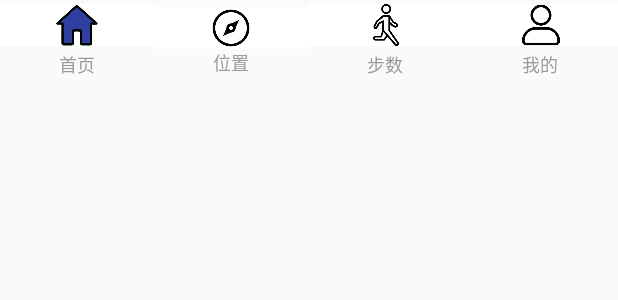
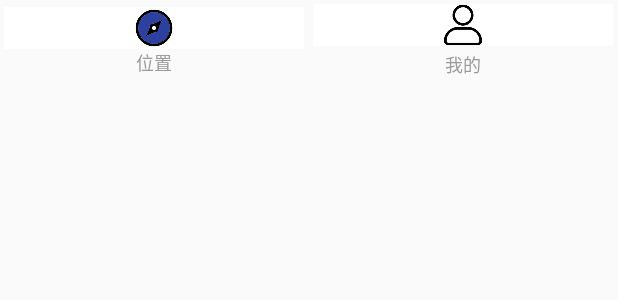
Before and after one commit to wongnoubo/oldmancare, an Android app: the layout bottom.xml on its own in the app's theme, with its tools: preview values and no code run, on a phone screen of 412 x 824 dp. Shown: the top 300 px of the screen. Run offline under Robolectric (Android 15) with nearby library versions, the phone set to English and light mode, and no system bars.

Commit message:
temp push

```diff
--- a/app/src/main/res/drawable/tab_location.xml
+++ b/app/src/main/res/drawable/tab_location.xml
@@ -1,6 +1,6 @@
 <?xml version="1.0" encoding="utf-8"?>
 <selector xmlns:android="http://schemas.android.com/apk/res/android">
-    <item android:drawable="@drawable/faxian" android:state_selected="true"></item>
-    <item android:drawable="@drawable/faxian"></item>
+    <item android:drawable="@drawable/faxian_press" android:state_selected="true"></item>
+    <item android:drawable="@drawable/faxian_press"></item>
 
 </selector>
--- a/app/src/main/res/layout/bottom.xml
+++ b/app/src/main/res/layout/bottom.xml
@@ -4,37 +4,6 @@
     android:layout_height="55dp"
     android:gravity="center"
     >
-    <LinearLayout
-        android:id="@+id/tab_homepage"
-        android:layout_width="0dp"
-        android:layout_height="match_parent"
-        android:layout_weight="1"
-        android:gravity="center"
-        android:orientation="vertical"
-        >
-        <ImageButton
-            android:id="@+id/tab_homepage_img"
-            android:layout_width="wrap_content"
-            android:layout_height="28dp"
-            android:layout_centerHorizontal="true"
-            android:background="#ffffff"
-            android:focusable="false"
-            android:scaleType="centerInside"
-            android:src="@drawable/tab_homepage"
-            />
-        <TextView
-            android:id="@+id/tab_homapage_text"
-            android:layout_width="wrap_content"
-            android:layout_height="wrap_content"
-            android:layout_below="@id/tab_homepage_img"
-            android:layout_centerHorizontal="true"
-            android:layout_marginTop="3dp"
-            android:gravity="center_vertical"
-            android:text="@string/tab_homepage"
-            android:textColor="#9A9A9A"
-            android:textSize="12sp"
-            />
-    </LinearLayout>
     <LinearLayout
         android:id="@+id/tab_address"
         android:layout_width="0dp"
@@ -63,37 +32,6 @@
             android:textSize="12sp"
             android:layout_alignParentBottom="true"
             android:layout_centerHorizontal="true" />
-    </LinearLayout>
-    <LinearLayout
-        android:id="@+id/tab_step"
-        android:layout_width="0dp"
-        android:layout_height="match_parent"
-        android:layout_weight="1"
-        android:gravity="center"
-        android:orientation="vertical"
-        >
-        <ImageButton
-            android:id="@+id/tab_step_img"
-            android:layout_width="wrap_content"
-            android:layout_height="28dp"
-            android:layout_centerHorizontal="true"
-            android:background="#ffffff"
-            android:focusable="false"
-            android:scaleType="centerInside"
-            android:src="@drawable/tab_sport"
-            />
-        <TextView
-            android:id="@+id/tab_step_text"
-            android:layout_width="wrap_content"
-            android:layout_height="wrap_content"
-            android:layout_below="@id/tab_step_img"
-            android:layout_centerHorizontal="true"
-            android:layout_marginTop="3dp"
-            android:gravity="center_vertical"
-            android:text="@string/tab_sport"
-            android:textColor="#9A9A9A"
-            android:textSize="12sp"
-            />
     </LinearLayout>
     <LinearLayout
         android:id="@+id/tab_mine"
@@ -133,18 +71,6 @@
         android:layout_weight="0">
     </FrameLayout>
     <FrameLayout
-        android:id="@+id/home_layout"
-        android:layout_width="0dp"
-        android:layout_height="0dp"
-        android:layout_weight="0">
-    </FrameLayout>
-    <FrameLayout
-        android:id="@+id/sport_layout"
-        android:layout_width="0dp"
-        android:layout_height="0dp"
-        android:layout_weight="0">
-    </FrameLayout>
-    <FrameLayout
         android:id="@+id/mine_layout"
         android:layout_width="0dp"
         android:layout_height="0dp"
```
Also changed, not shown: app/src/main/java/com/noubo/oldmancare/olamancaremanager/MainActivity.java (+5 -43 lines), app/src/main/java/com/noubo/oldmancare/olamancaremanager/SportFragment.java (deleted, +0 -117 lines), app/src/main/res/layout/fragment_shouye.xml (deleted, +0 -14 lines), app/src/main/res/layout/fragment_sport.xml (deleted, +0 -17 lines).
